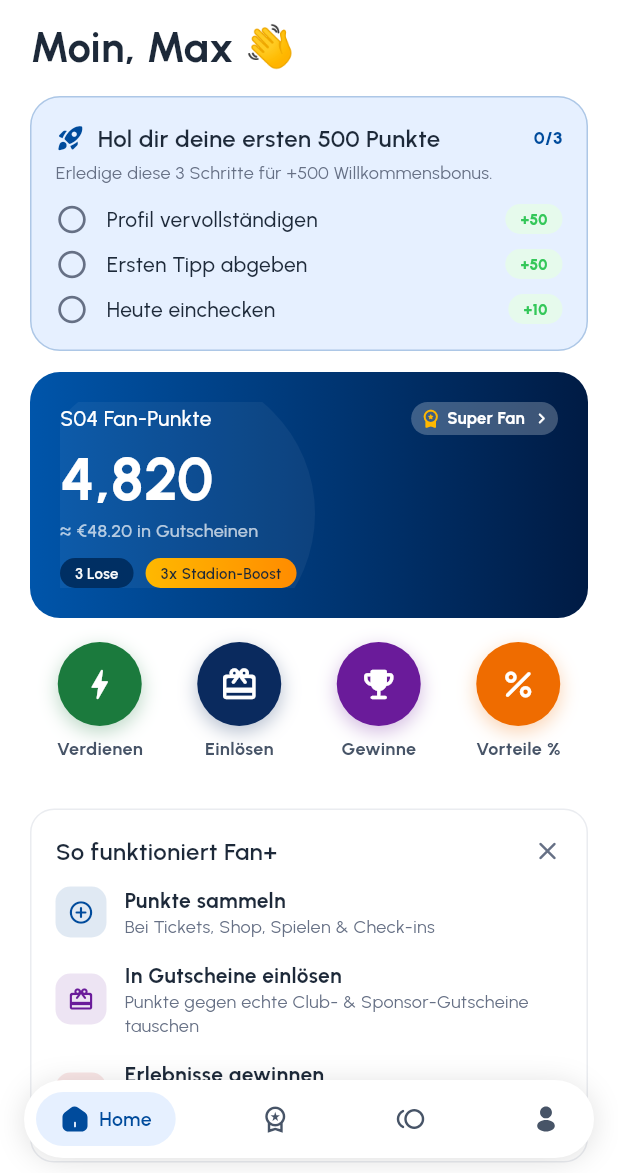
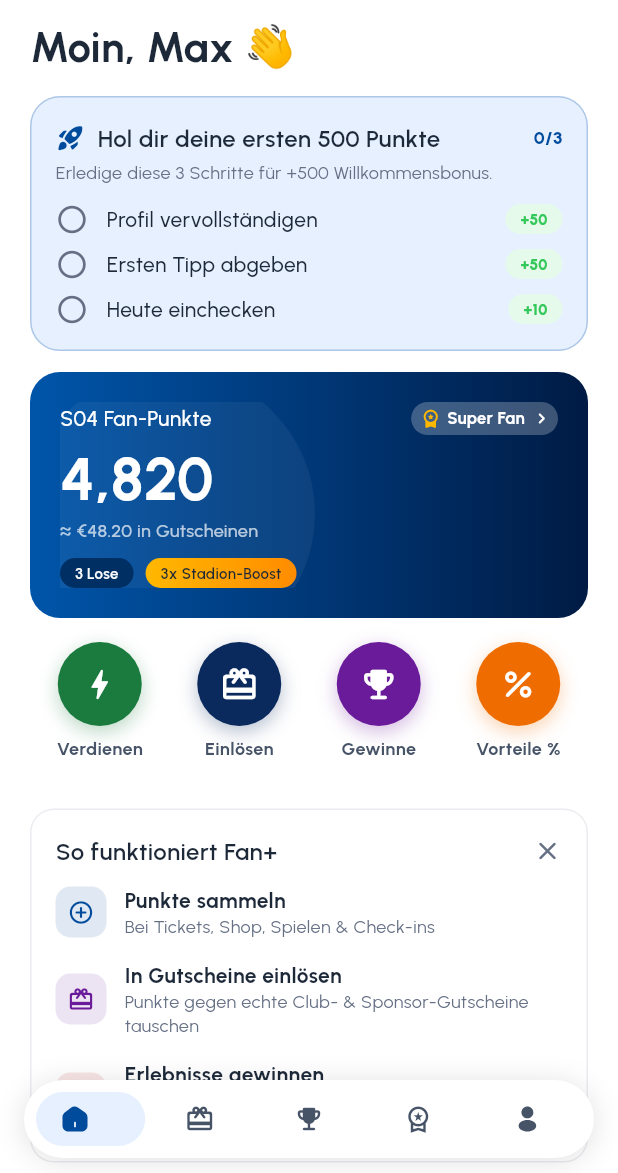
Before and after one commit to COREVIONLABS/EMBAapp-native, a Flutter app: the screen it shows after launch, after a tap on "Überspringen", after a tap on "Anmelden", on a phone screen of 412 x 824 dp, the part 63-1236 px from its top. Run offline on Flutter 3.47's test engine with Material 3 defaults, Android fonts, the phone set to English and light mode, and no system bars; our stand-ins replace flutter_svg.

Commit message:
Nav restructure step 1: 5 tabs Home · Redeem · Prizes · Fan+ · Profile [skip ci]
Points tab removed (now redundant with the points-forward Home). New menu:
- Home (points wallet dashboard)
- Einlösen / Redeem (RedeemScreen as a tab, no back button)
- Gewinnen / Prizes (new hub: Tombola, fan votes, quick games, Road to Gold)
- Fan+ (membership)
- Profil
SubScaffold gains a showBack flag for tab-root screens; bottom nav handles 5
items without overflow (flexible labels). 'How Fan+ works' dismiss now points to
'More in the app', where it can be re-opened. Old points_screen.dart left in
place (unused) for now.
Next: build each tab page out fully, one by one.
+ DE translations, flutter analyze clean.

Co-Authored-By: Claude Opus 4.8 <noreply@anthropic.com>
Claude-Session: https://claude.ai/code/session_0138H2TPm9wvb2D54WvCY8tL

```diff
--- a/lib/l10n/strings.dart
+++ b/lib/l10n/strings.dart
@@ -1383,6 +1383,15 @@ const Map<String, String> _de = {
   'Scratch & reveal': 'Rubbeln & aufdecken',
   'Hide this?': 'Ausblenden?',
   'Hide': 'Ausblenden',
-  'You can always find “How Fan+ works” again on the Points tab.':
-      'Du findest „So funktioniert Fan+" jederzeit wieder im Punkte-Tab.',
+  'You can re-open “How Fan+ works” anytime under “More in the app”.':
+      'Du findest „So funktioniert Fan+" jederzeit unter „Mehr in der App".',
+  'The basics in 3 steps': 'Die Grundlagen in 3 Schritten',
+  // ── Nav restructure: Home · Redeem · Prizes · Fan+ · Profile ──
+  'Fan+': 'Fan+',
+  'Have your say': 'Deine Stimme',
+  'Season': 'Saison',
+  'Captain, kit, Player of the Month': 'Kapitän, Trikot, Spieler des Monats',
+  '2× VIP tickets — vs Dortmund': '2× VIP-Tickets — gegen Dortmund',
+  'Win VIP tickets, signed gear and more.': 'Gewinne VIP-Tickets, signierte Fanartikel & mehr.',
+  'Your season journey through S04 history': 'Deine Saison-Reise durch die S04-Geschichte',
 };
--- a/lib/main_shell.dart
+++ b/lib/main_shell.dart
@@ -2,8 +2,9 @@ import 'package:flutter/material.dart';
 import 'theme/app_theme.dart';
 import 'widgets/bottom_nav.dart';
 import 'screens/home_matchday.dart';
+import 'screens/redeem_screen.dart';
+import 'screens/gewinnen_screen.dart';
 import 'screens/fanplus_screen.dart';
-import 'screens/points_screen.dart';
 import 'screens/profile_screen.dart';
 
 class MainShell extends StatefulWidget {
@@ -21,8 +22,9 @@ class _MainShellState extends State<MainShell> {
   Widget build(BuildContext context) {
     const tabs = <Widget>[
       HomeMatchdayScreen(),
+      RedeemScreen(isTab: true),
+      GewinnenScreen(),
       FanPlusScreen(),
-      PointsScreen(),
       ProfileScreen(),
     ];
     return Scaffold(
--- /dev/null
+++ b/lib/screens/gewinnen_screen.dart
@@ -0,0 +1,111 @@
+import 'package:flutter/material.dart';
+import '../theme/app_theme.dart';
+import '../widgets/app_widgets.dart';
+import '../widgets/sub_scaffold.dart';
+import '../model/fan_model.dart';
+import 'raffles_screen.dart';
+import 'fan_polls_screen.dart';
+import 'season_journey_screen.dart';
+import 'daily_spin_screen.dart';
+import 'scratch_card_screen.dart';
+import '../l10n/strings.dart';
+
+/// "Gewinnen" tab — the play-&-win hub: Tombola, fan votes, quick games and the
+/// season journey. A top-level tab (no back button).
+class GewinnenScreen extends StatelessWidget {
+  const GewinnenScreen({super.key});
+
+  void _push(BuildContext context, Widget s) =>
+      Navigator.of(context).push(MaterialPageRoute(builder: (_) => s));
+
+  @override
+  Widget build(BuildContext context) {
+    return SubScaffold(
+      title: tr('Prizes'),
+      showBack: false,
+      children: [
+        // Tombola — the flagship win.
+        Tappable(
+          scale: 0.98,
+          onTap: () => _push(context, const RafflesScreen()),
+          child: Container(
+            width: double.infinity,
+            padding: const EdgeInsets.all(20),
+            decoration: BoxDecoration(gradient: const LinearGradient(begin: Alignment.topLeft, end: Alignment.bottomRight, colors: [Color(0xFF0A2A5E), Color(0xFF000D22)]), borderRadius: BorderRadius.circular(AppRadii.card)),
+            child: Column(crossAxisAlignment: CrossAxisAlignment.start, children: [
+              Row(children: [
+                Pill(gradient: const LinearGradient(colors: AppColors.goldGradient), child: Text(tr('Tombola of the month'), style: AppText.caption1.copyWith(color: AppColors.brandDarkest, fontWeight: FontWeight.w800))),
+                const Spacer(),
+                Text('${FanModel.perks.freeLots} ${tr('free lots')}', style: AppText.caption1.copyWith(color: Colors.white70)),
+              ]),
+              const SizedBox(height: 14),
+              const Icon(Icons.emoji_events_rounded, color: AppColors.gold, size: 36),
+              const SizedBox(height: 10),
+              Text(tr('2× VIP tickets — vs Dortmund'), style: AppText.h4.copyWith(color: Colors.white)),
+              const SizedBox(height: 4),
+              Text(tr('Win VIP tickets, signed gear and more.'), style: AppText.body3.copyWith(color: Colors.white70)),
+              const SizedBox(height: 14),
+              Row(children: [
+                Text(tr('Open Tombola'), style: AppText.body2.copyWith(color: Colors.white, fontWeight: FontWeight.w800)),
+                const Icon(Icons.chevron_right_rounded, color: Colors.white, size: 18),
+              ]),
+            ]),
+          ),
+        ),
+        const SizedBox(height: 20),
+        // Fan votes
+        Text(tr('Have your say'), style: AppText.label1),
+        const SizedBox(height: 12),
+        _row(context, Icons.how_to_vote_rounded, 'Fan votes', 'Captain, kit, Player of the Month', const Color(0xFF6A1B9A), const FanPollsScreen()),
+        const SizedBox(height: 20),
+        // Games
+        Text(tr('Quick games'), style: AppText.label1),
+        const SizedBox(height: 12),
+        Row(children: [
+          Expanded(child: _game(context, Icons.casino_rounded, 'Daily Spin', 'Spin to win points', const [Color(0xFF6A1B9A), Color(0xFF311B92)], () => showDailySpin(context))),
+          const SizedBox(width: 12),
+          Expanded(child: _game(context, Icons.style_rounded, 'Scratch Card', 'Scratch & reveal', const [Color(0xFFB8860B), Color(0xFF7A5901)], () => showScratchCard(context))),
+        ]),
+        const SizedBox(height: 20),
+        // Season journey
+        Text(tr('Season'), style: AppText.label1),
+        const SizedBox(height: 12),
+        _row(context, Icons.route_rounded, 'Road to Gold', 'Your season journey through S04 history', const Color(0xFFEF6C00), const SeasonJourneyScreen()),
+      ],
+    );
+  }
+
+  Widget _row(BuildContext context, IconData icon, String title, String sub, Color color, Widget dest) {
+    return SurfaceCard(
+      onTap: () => _push(context, dest),
+      child: Row(children: [
+        Container(width: 44, height: 44, decoration: BoxDecoration(color: color.withValues(alpha: 0.12), borderRadius: BorderRadius.circular(12)), child: Icon(icon, color: color, size: 22)),
+        const SizedBox(width: 14),
+        Expanded(child: Column(crossAxisAlignment: CrossAxisAlignment.start, children: [
+          Text(tr(title), style: AppText.body2.copyWith(color: AppColors.textDarker, fontWeight: FontWeight.w700)),
+          Text(tr(sub), maxLines: 1, overflow: TextOverflow.ellipsis, style: AppText.body3Regular),
+        ])),
+        Icon(Icons.chevron_right_rounded, color: AppColors.textLight),
+      ]),
+    );
+  }
+
+  Widget _game(BuildContext context, IconData icon, String label, String sub, List<Color> gradient, VoidCallback onTap) {
+    return Tappable(
+      scale: 0.97,
+      onTap: onTap,
+      child: Container(
+        height: 112,
+        padding: const EdgeInsets.all(15),
+        decoration: BoxDecoration(gradient: LinearGradient(begin: Alignment.topLeft, end: Alignment.bottomRight, colors: gradient), borderRadius: BorderRadius.circular(AppRadii.card)),
+        child: Column(crossAxisAlignment: CrossAxisAlignment.start, mainAxisAlignment: MainAxisAlignment.spaceBetween, children: [
+          Container(width: 40, height: 40, decoration: BoxDecoration(color: Colors.white.withValues(alpha: 0.16), borderRadius: BorderRadius.circular(12)), child: Icon(icon, color: AppColors.gold, size: 22)),
+          Column(crossAxisAlignment: CrossAxisAlignment.start, children: [
+            Text(tr(label), style: AppText.body2.copyWith(color: Colors.white, fontWeight: FontWeight.w800)),
+            Text(tr(sub), maxLines: 1, overflow: TextOverflow.ellipsis, style: AppText.body3.copyWith(color: Colors.white70)),
+          ]),
+        ]),
+      ),
+    );
+  }
+}
--- a/lib/screens/home_matchday.dart
+++ b/lib/screens/home_matchday.dart
@@ -221,7 +221,7 @@ class _HomeMatchdayScreenState extends State<HomeMatchdayScreen> {
     final ok = await showConfirmDialog(
       context,
       title: 'Hide this?',
-      message: 'You can always find “How Fan+ works” again on the Points tab.',
+      message: 'You can re-open “How Fan+ works” anytime under “More in the app”.',
       confirmLabel: 'Hide',
     );
     if (ok) howToNotifier.value = false;
@@ -356,6 +356,20 @@ class _MoreScreen extends StatelessWidget {
     return SubScaffold(
       title: tr('More'),
       children: [
+        // Re-open the "How Fan+ works" explainer on Home.
+        SurfaceCard(
+          onTap: () { howToNotifier.value = true; Navigator.of(context).pop(); },
+          child: Row(children: [
+            Container(width: 44, height: 44, decoration: BoxDecoration(color: AppColors.brandLightest, borderRadius: BorderRadius.circular(12)), child: const Icon(Icons.help_outline_rounded, color: AppColors.brandPrimary, size: 22)),
+            const SizedBox(width: 14),
+            Expanded(child: Column(crossAxisAlignment: CrossAxisAlignment.start, children: [
+              Text(tr('How Fan+ works'), style: AppText.body2.copyWith(color: AppColors.textDarker, fontWeight: FontWeight.w700)),
+              Text(tr('The basics in 3 steps'), style: AppText.body3Regular),
+            ])),
+            Icon(Icons.chevron_right_rounded, color: AppColors.textLight),
+          ]),
+        ),
+        const SizedBox(height: 10),
         for (final it in items) ...[
           SurfaceCard(
             onTap: () => _push(context, it.$5),
--- a/lib/screens/redeem_screen.dart
+++ b/lib/screens/redeem_screen.dart
@@ -20,7 +20,8 @@ import '../l10n/strings.dart';
 /// then a "how you can redeem" category list. EMBA/S04 content with real club
 /// sponsors and symbolic category icons.
 class RedeemScreen extends StatelessWidget {
-  const RedeemScreen({super.key});
+  final bool isTab;
+  const RedeemScreen({super.key, this.isTab = false});
 
   // Money-can't-buy experiences (title, subtitle, image, points).
   static const _exclusive = <(String, String, String, int)>[
@@ -68,6 +69,7 @@ class RedeemScreen extends StatelessWidget {
     final goalProgress = (FanModel.fanPoints / _goalPts).clamp(0.0, 1.0);
     return SubScaffold(
       title: tr('Redeem Points'),
+      showBack: !isTab,
       children: [
         // ── Balance hero with a goal to redeem toward ──
         Container(
--- a/lib/widgets/bottom_nav.dart
+++ b/lib/widgets/bottom_nav.dart
@@ -13,8 +13,9 @@ class NavDest {
 
 const kNavDestinations = [
   NavDest('nav_home', 'Home'),
-  NavDest(null, 'Fan+ World', iconData: Icons.workspace_premium_outlined),
-  NavDest(null, 'Points', iconData: Icons.toll_rounded),
+  NavDest(null, 'Redeem', iconData: Icons.card_giftcard_rounded),
+  NavDest(null, 'Prizes', iconData: Icons.emoji_events_rounded),
+  NavDest(null, 'Fan+', iconData: Icons.workspace_premium_outlined),
   NavDest('nav_profile', 'Profile'),
 ];
 
@@ -41,16 +42,20 @@ class AppBottomNav extends StatelessWidget {
           ],
         ),
         child: Row(
-          mainAxisAlignment: MainAxisAlignment.spaceBetween,
           children: [
             for (var i = 0; i < kNavDestinations.length; i++)
-              _NavItem(
+              Flexible(
+                child: Align(
+                  alignment: Alignment.center,
+                  child: _NavItem(
                     dest: kNavDestinations[i],
                     selected: i == active,
                     onTap: () {
                       if (i != active) HapticFeedback.selectionClick();
                       onTap(i);
                     },
+                  ),
+                ),
               ),
           ],
         ),
@@ -78,6 +83,7 @@ class _NavItem extends StatelessWidget {
           borderRadius: BorderRadius.circular(AppRadii.pill),
         ),
         child: Row(
+          mainAxisSize: MainAxisSize.min,
           children: [
             if (dest.iconData != null)
               Icon(dest.iconData, size: 20, color: selected ? AppColors.brandPrimary : AppColors.textNormal)
@@ -85,9 +91,11 @@ class _NavItem extends StatelessWidget {
               Svg(dest.icon!, size: 20, color: selected ? AppColors.brandPrimary : AppColors.textNormal),
             if (selected) ...[
               const SizedBox(width: 6),
-              Text(tr(dest.label),
-                  style: AppText.body3
-                      .copyWith(color: AppColors.brandPrimary, fontWeight: FontWeight.w600, fontSize: 13)),
+              Flexible(
+                child: Text(tr(dest.label),
+                    maxLines: 1, overflow: TextOverflow.ellipsis,
+                    style: AppText.body3.copyWith(color: AppColors.brandPrimary, fontWeight: FontWeight.w600, fontSize: 13)),
+              ),
             ],
           ],
         ),
--- a/lib/widgets/sub_scaffold.dart
+++ b/lib/widgets/sub_scaffold.dart
@@ -8,6 +8,7 @@ class SubScaffold extends StatelessWidget {
   final Widget? bottomBar;
   final Color? background;
   final EdgeInsetsGeometry padding;
+  final bool showBack;
   const SubScaffold({
     super.key,
     required this.title,
@@ -15,6 +16,7 @@ class SubScaffold extends StatelessWidget {
     this.bottomBar,
     this.background,
     this.padding = const EdgeInsets.fromLTRB(20, 8, 20, 24),
+    this.showBack = true,
   });
 
   @override
@@ -36,6 +38,13 @@ class SubScaffold extends StatelessWidget {
   }
 
   Widget _bar(BuildContext context) {
+    if (!showBack) {
+      // Tab-root header: no back arrow, title left-aligned.
+      return Padding(
+        padding: const EdgeInsets.fromLTRB(20, 8, 20, 4),
+        child: Align(alignment: Alignment.centerLeft, child: Text(title, style: AppText.h4)),
+      );
+    }
     return Padding(
       padding: const EdgeInsets.symmetric(horizontal: 8, vertical: 4),
       child: Row(
```
Lines whose indentation alone changed are shown as unchanged.
